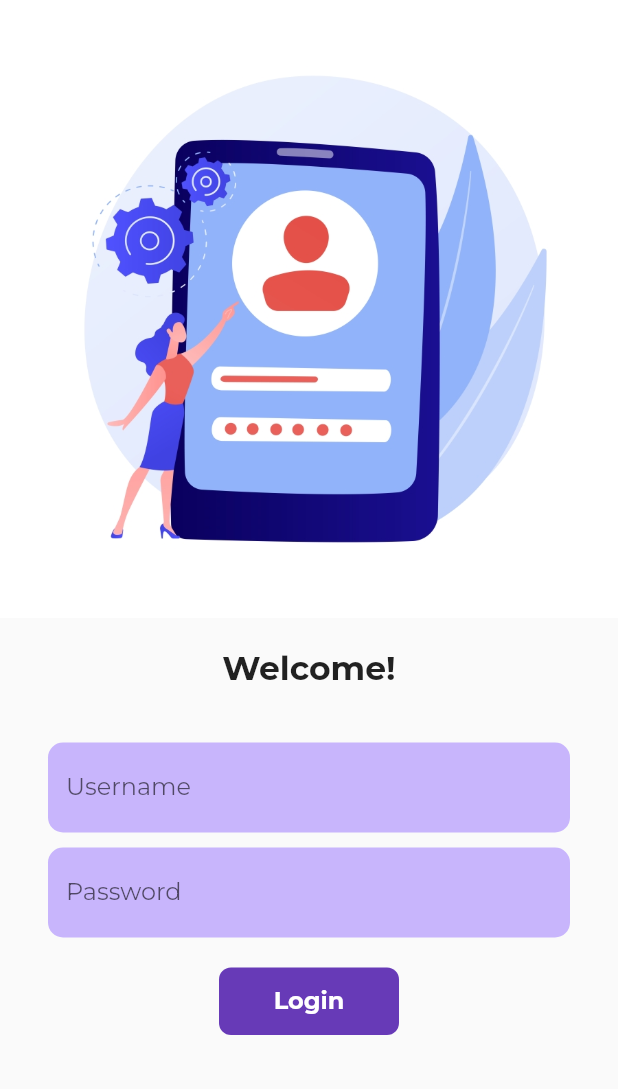
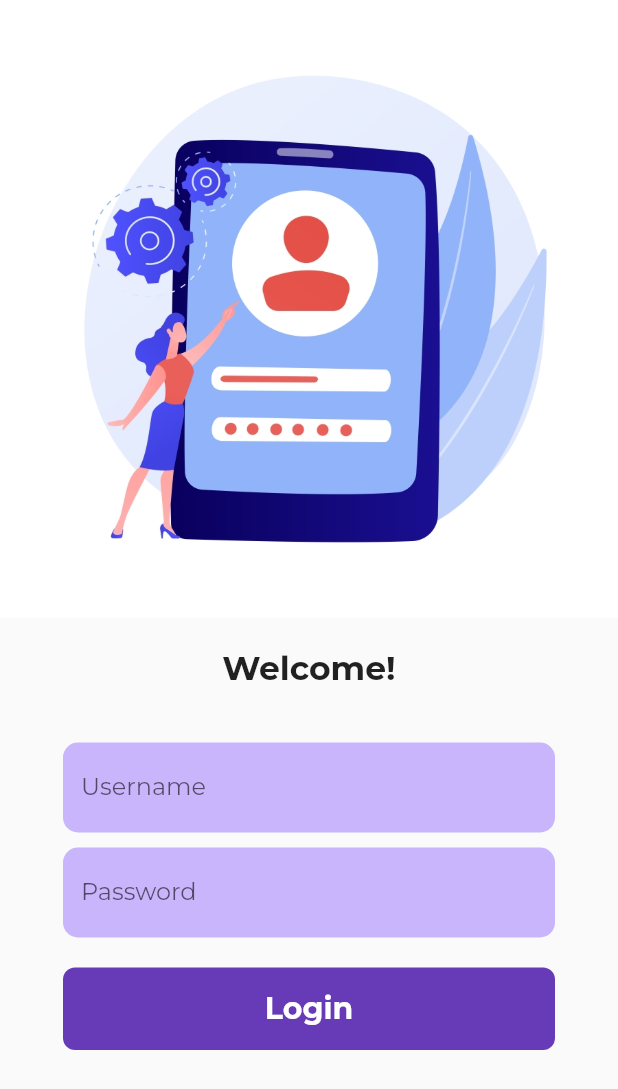
Before and after one commit to itspritthakkar/FlutterCatalogue, a Flutter app: the screen it shows after launch, on a phone screen of 412 x 824 dp. Shown: the top 1089 px of the screen. Run offline on Flutter 3.47's test engine with Material 2 defaults, Android fonts, the phone set to English and light mode, and no system bars; our stand-ins replace google_fonts.

Commit message:
Day7 Commit

```diff
--- a/lib/screens/login.dart
+++ b/lib/screens/login.dart
@@ -13,11 +13,29 @@ class _LoginState extends State<Login> {
   String username = "";
   bool changeButton = false;
 
+  final _formKey = GlobalKey<FormState>();
+
+  moveToHome(BuildContext context) async {
+    if(_formKey.currentState!.validate()){
+      setState(() {
+        changeButton = true;
+      });
+
+      await Future.delayed(const Duration(seconds: 1));
+      await Navigator.pushNamed(context, AppRoutes.homeRoute);
+      setState(() {
+        changeButton = false;
+      });
+    }
+  }
+
   @override
   Widget build(BuildContext context) {
     return Scaffold(
       // resizeToAvoidBottomInset : false,
       body: SingleChildScrollView(
+          child: Form(
+        key: _formKey,
         child: Column(
           children: [
             Image.asset(
@@ -25,13 +43,14 @@ class _LoginState extends State<Login> {
               fit: BoxFit.cover,
             ),
             const SizedBox(height: 20.00),
-            Text("Welcome$username!",
-                style:
-                    const TextStyle(fontSize: 22, fontWeight: FontWeight.bold)),
+            Text(
+                "Welcome$username!",
+                style: const TextStyle(fontSize: 22, fontWeight: FontWeight.bold)
+            ),
             const SizedBox(height: 20.00),
             Padding(
               padding:
-                  const EdgeInsets.symmetric(vertical: 16.0, horizontal: 32.0),
+                  const EdgeInsets.symmetric(vertical: 16.0, horizontal: 42.0),
               child: Column(
                 children: [
                   TextFormField(
@@ -44,8 +63,18 @@ class _LoginState extends State<Login> {
                       fillColor: Colors.deepPurpleAccent.withOpacity(0.4),
                       filled: true,
                     ),
+                    validator: (value) {
+                      if (value!.isEmpty) {
+                        return "Username cannot be empty";
+                      }
+                      return null;
+                    },
                     onChanged: (value) {
+                      if(value == ""){
+                        username = "";
+                      }else{
                         username = " " + value;
+                      }
                       setState(() {});
                     },
                   ),
@@ -61,33 +90,40 @@ class _LoginState extends State<Login> {
                       fillColor: Colors.deepPurpleAccent.withOpacity(0.4),
                       filled: true,
                     ),
+                    validator: (value) {
+                      if (value!.isEmpty) {
+                        return "Password cannot be empty";
+                      } else if(value.length < 8) {
+                        return "Password must be atleast 8 characters long";
+                      }
+                      return null;
+                    },
                   ),
                   const SizedBox(height: 20.00),
-                  InkWell(
-                    onTap: () async {
-                      setState(() {
-                        changeButton = true;
-                      });
-
-                      await Future.delayed(const Duration(seconds: 1));
-                      Navigator.pushNamed(context, AppRoutes.homeRoute);
-                    },
+                  Material(
+                    color: Colors.deepPurple,
+                    borderRadius: BorderRadius.circular(changeButton ? 10 : 8),
+                    child: InkWell(
+                      onTap: () => moveToHome(context),
                       child: AnimatedContainer(
                         duration: const Duration(seconds: 1),
-                      width: changeButton ? 50 : 120,
-                      height: 45,
+                        curve: Curves.easeOutQuart,
+                        width: changeButton ? 60 : 330,
+                        height: 55,
                         alignment: Alignment.center,
-                      child: changeButton ? const Icon(Icons.done, color: Colors.white,) : const Text(
+                        child: changeButton
+                            ? const Icon(
+                                Icons.done,
+                                color: Colors.white,
+                              )
+                            : const Text(
                                 "Login",
                                 style: TextStyle(
                                     color: Colors.white,
                                     fontWeight: FontWeight.bold,
-                            fontSize: 16),
+                                    fontSize: 20),
                               ),
-                      decoration: BoxDecoration(
-                          color: Colors.deepPurple,
-                          borderRadius:
-                              BorderRadius.circular(changeButton ? 10 : 8)),
+                      ),
                     ),
                   ),
                   // ElevatedButton(
@@ -107,6 +143,7 @@ class _LoginState extends State<Login> {
               ),
             ),
           ],
+        ),
       )),
     );
   }
```
Lines whose indentation alone changed are shown as unchanged.
